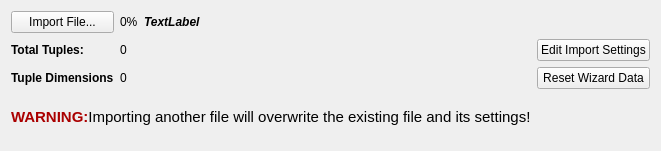
Before: the Qt Designer form Source/SVWidgetsLib/FilterParameterWidgets/UI_Files/ReadASCIIDataWidget.ui in BlueQuartzSoftware/SIMPL, drawn with Qt 5.
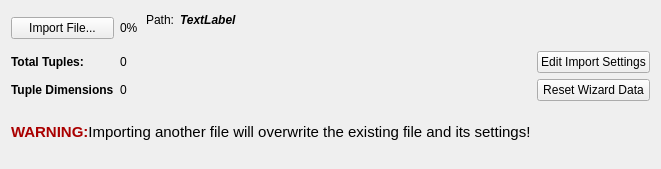
After: the same form once the commit is applied. Custom widgets are drawn as their Qt base class.

Commit message:
Updating ReadASCIIData filter to support relative paths. (#299)
* Updating ReadASCIIData filter and its widget to support relative paths.

The edit to the form file:
```diff
--- a/Source/SVWidgetsLib/FilterParameterWidgets/UI_Files/ReadASCIIDataWidget.ui
+++ b/Source/SVWidgetsLib/FilterParameterWidgets/UI_Files/ReadASCIIDataWidget.ui
@@ -7,14 +7,14 @@
     <x>0</x>
     <y>0</y>
     <width>605</width>
-    <height>151</height>
+    <height>169</height>
    </rect>
   </property>
   <property name="windowTitle">
    <string>Form</string>
   </property>
   <layout class="QGridLayout" name="gridLayout">
-   <item row="3" column="2">
+   <item row="4" column="2">
     <widget class="QLabel" name="tupleDims">
      <property name="sizePolicy">
       <sizepolicy hsizetype="Maximum" vsizetype="Preferred">
@@ -27,21 +27,21 @@
      </property>
     </widget>
    </item>
-   <item row="0" column="1">
+   <item row="1" column="1">
     <widget class="QPushButton" name="importFileBtn">
      <property name="text">
       <string>Import File...</string>
      </property>
     </widget>
    </item>
-   <item row="2" column="1">
+   <item row="3" column="1">
     <widget class="QLabel" name="tupleCountLabel">
      <property name="text">
       <string>&lt;html&gt;&lt;head/&gt;&lt;body&gt;&lt;p&gt;&lt;span style=&quot; font-weight:600;&quot;&gt;Total Tuples:&lt;/span&gt;&lt;/p&gt;&lt;/body&gt;&lt;/html&gt;</string>
      </property>
     </widget>
    </item>
-   <item row="0" column="2">
+   <item row="1" column="2">
     <widget class="QLabel" name="loadingProgress">
      <property name="sizePolicy">
       <sizepolicy hsizetype="Maximum" vsizetype="Preferred">
@@ -54,7 +54,7 @@
      </property>
     </widget>
    </item>
-   <item row="2" column="2">
+   <item row="3" column="2">
     <widget class="QLabel" name="tupleCount">
      <property name="sizePolicy">
       <sizepolicy hsizetype="Maximum" vsizetype="Preferred">
@@ -67,35 +67,35 @@
      </property>
     </widget>
    </item>
-   <item row="3" column="1">
+   <item row="4" column="1">
     <widget class="QLabel" name="tupleDimsLabel">
      <property name="text">
       <string>&lt;html&gt;&lt;head/&gt;&lt;body&gt;&lt;p&gt;&lt;span style=&quot; font-weight:600;&quot;&gt;Tuple Dimensions&lt;/span&gt;&lt;/p&gt;&lt;/body&gt;&lt;/html&gt;</string>
      </property>
     </widget>
    </item>
-   <item row="4" column="1" colspan="3">
+   <item row="5" column="1" colspan="3">
     <widget class="QLabel" name="warningLabel">
      <property name="text">
       <string>&lt;html&gt;&lt;head/&gt;&lt;body&gt;&lt;p&gt;&lt;span style=&quot; font-size:11pt; font-weight:600; color:#aa0000;&quot;&gt;WARNING:&lt;/span&gt;&lt;/span&gt;&lt;span style=&quot; font-size:11pt;&quot;&gt;Importing another file will overwrite the existing file and its settings!&lt;/span&gt;&lt;/p&gt;&lt;/body&gt;&lt;/html&gt;</string>
      </property>
     </widget>
    </item>
-   <item row="2" column="4">
+   <item row="3" column="4">
     <widget class="QPushButton" name="editImportSettings">
      <property name="text">
       <string>Edit Import Settings</string>
      </property>
     </widget>
    </item>
-   <item row="3" column="4">
+   <item row="4" column="4">
     <widget class="QPushButton" name="resetWizardBtn">
      <property name="text">
       <string>Reset Wizard Data</string>
      </property>
     </widget>
    </item>
-   <item row="2" column="3" rowspan="2">
+   <item row="3" column="3" rowspan="2">
     <spacer name="horizontalSpacer">
      <property name="orientation">
       <enum>Qt::Horizontal</enum>
@@ -108,7 +108,24 @@
      </property>
     </spacer>
    </item>
-   <item row="0" column="3" colspan="2">
+   <item row="1" column="3" colspan="2">
+    <layout class="QGridLayout" name="gridLayout_2" columnstretch="0,1">
+     <property name="leftMargin">
+      <number>2</number>
+     </property>
+     <property name="topMargin">
+      <number>2</number>
+     </property>
+     <property name="rightMargin">
+      <number>2</number>
+     </property>
+     <property name="bottomMargin">
+      <number>2</number>
+     </property>
+     <property name="verticalSpacing">
+      <number>2</number>
+     </property>
+     <item row="0" column="1">
     <widget class="QLabel" name="fileImportedLabel">
      <property name="font">
       <font>
@@ -125,8 +142,42 @@
      </property>
     </widget>
    </item>
-  </layout>
+     <item row="1" column="1">
+      <widget class="SVSmallLabel" name="fileImportedAbsLabel">
+       <property name="font">
+        <font>
+         <italic>false</italic>
+        </font>
+       </property>
+       <property name="text">
+        <string/>
+       </property>
+       <property name="wordWrap">
+        <bool>true</bool>
+       </property>
+       <property name="textInteractionFlags">
+        <set>Qt::LinksAccessibleByMouse|Qt::TextSelectableByKeyboard|Qt::TextSelectableByMouse</set>
+       </property>
+      </widget>
+     </item>
+     <item row="0" column="0">
+      <widget class="QLabel" name="fileImportedPrefixLabel">
+       <property name="text">
+        <string>Path:</string>
+       </property>
+      </widget>
+     </item>
+    </layout>
+   </item>
+  </layout>
  </widget>
+ <customwidgets>
+  <customwidget>
+   <class>SVSmallLabel</class>
+   <extends>QLabel</extends>
+   <header location="global">SVControlWidgets.h</header>
+  </customwidget>
+ </customwidgets>
  <resources/>
  <connections/>
 </ui>
```
Lines whose indentation alone changed are shown as unchanged. The commit also changes 3 other files.
